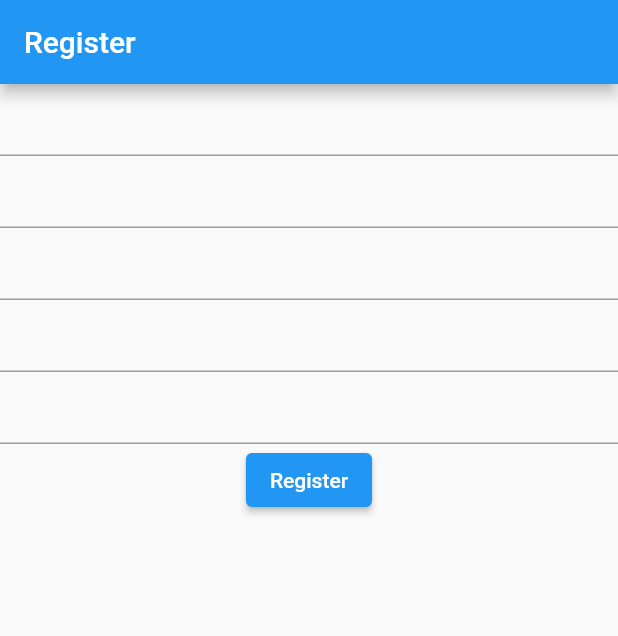
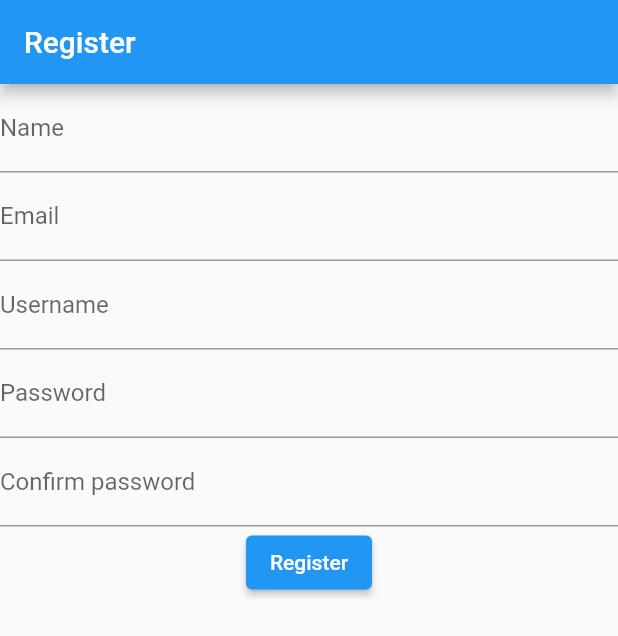
Before and after one commit to muhsinaltintop/tlydp, a Flutter app: the screen it shows after launch, on a phone screen of 412 x 824 dp. Shown: the top 636 px of the screen. Run offline on Flutter 3.47's test engine with Material 2 defaults, Android fonts, the phone set to English and light mode, and no system bars; drawn by our look-alikes of flutter_form_builder; our stand-ins replace email_validator.

Commit message:
added labels to input fields

```diff
--- a/lib/registration.dart/registration_page.dart
+++ b/lib/registration.dart/registration_page.dart
@@ -23,6 +23,9 @@ class _RegisterState extends State<Register> {
       child: Column(
         children: [
           FormBuilderTextField(
+            decoration: const InputDecoration(
+              labelText: 'Name',
+            ),
             name: "Name",
             validator: (value) {
               if (value == null || value.isEmpty) {
@@ -33,6 +36,9 @@ class _RegisterState extends State<Register> {
             },
           ),
           FormBuilderTextField(
+            decoration: const InputDecoration(
+              labelText: 'Email',
+            ),
             name: "Email",
             validator: (value) {
               if (value == null || value.isEmpty) {
@@ -43,6 +49,9 @@ class _RegisterState extends State<Register> {
             },
           ),
           FormBuilderTextField(
+            decoration: const InputDecoration(
+              labelText: 'Username',
+            ),
             name: "Username",
             validator: (value) {
               if (value == null || value.isEmpty) {
@@ -54,6 +63,9 @@ class _RegisterState extends State<Register> {
             },
           ),
           FormBuilderTextField(
+            decoration: const InputDecoration(
+              labelText: 'Password',
+            ),
             name: "Password",
             validator: (value) {
               if (value == null || value.isEmpty) {
@@ -65,6 +77,9 @@ class _RegisterState extends State<Register> {
             },
           ),
           FormBuilderTextField(
+            decoration: const InputDecoration(
+              labelText: 'Confirm password',
+            ),
             name: "Confirm Password",
             validator: (value) {
               if (value == null || value.isEmpty) {
```
